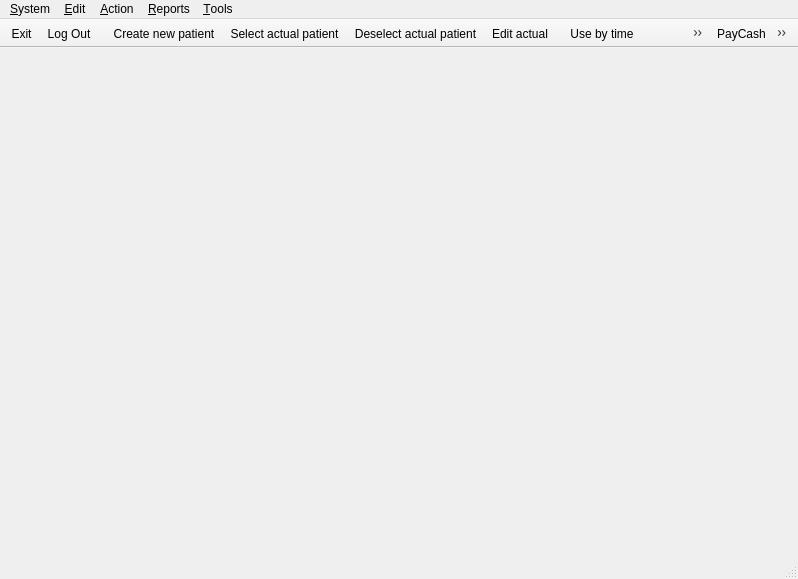
Old version of the form client/wndmain.ui in the repository tbikfalvi/Belenus.
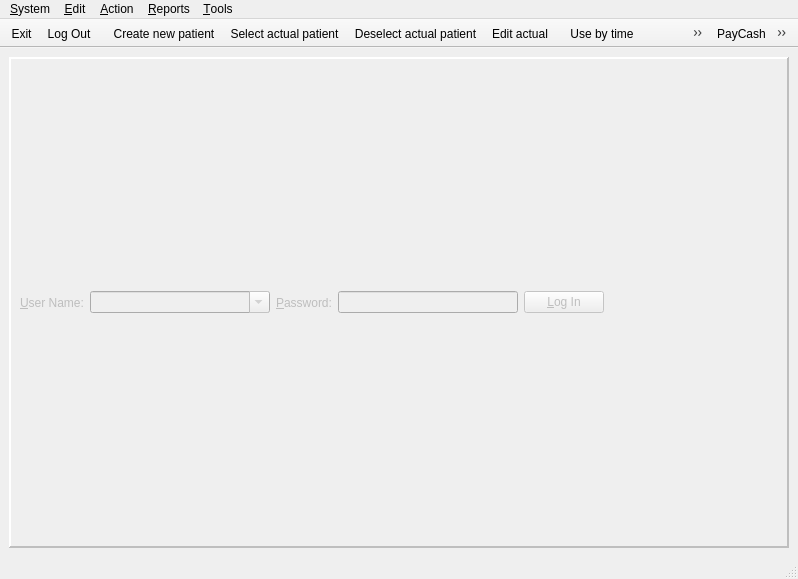
New version of the form.

```diff
--- a/client/wndmain.ui
+++ b/client/wndmain.ui
@@ -14,7 +14,104 @@
    <string>Belenus</string>
   </property>
   <widget class="QWidget" name="centralwidget">
-   <layout class="QVBoxLayout" name="verticalLayout"/>
+   <layout class="QVBoxLayout" name="verticalLayout">
+    <item>
+     <widget class="QFrame" name="frmLogin">
+      <property name="enabled">
+       <bool>false</bool>
+      </property>
+      <property name="frameShape">
+       <enum>QFrame::Panel</enum>
+      </property>
+      <property name="frameShadow">
+       <enum>QFrame::Raised</enum>
+      </property>
+      <property name="lineWidth">
+       <number>2</number>
+      </property>
+      <layout class="QHBoxLayout" name="horizontalLayout">
+       <item>
+        <widget class="QLabel" name="lblName">
+         <property name="text">
+          <string>&amp;User Name:</string>
+         </property>
+         <property name="buddy">
+          <cstring>cmbName</cstring>
+         </property>
+        </widget>
+       </item>
+       <item>
+        <widget class="QComboBox" name="cmbName">
+         <property name="minimumSize">
+          <size>
+           <width>180</width>
+           <height>0</height>
+          </size>
+         </property>
+         <property name="editable">
+          <bool>true</bool>
+         </property>
+        </widget>
+       </item>
+       <item>
+        <widget class="QLabel" name="lblPassword">
+         <property name="text">
+          <string>&amp;Password:</string>
+         </property>
+         <property name="buddy">
+          <cstring>ledPassword</cstring>
+         </property>
+        </widget>
+       </item>
+       <item>
+        <widget class="QLineEdit" name="ledPassword">
+         <property name="minimumSize">
+          <size>
+           <width>180</width>
+           <height>0</height>
+          </size>
+         </property>
+         <property name="maximumSize">
+          <size>
+           <width>180</width>
+           <height>16777215</height>
+          </size>
+         </property>
+         <property name="echoMode">
+          <enum>QLineEdit::Password</enum>
+         </property>
+        </widget>
+       </item>
+       <item>
+        <widget class="QPushButton" name="pbLogin">
+         <property name="text">
+          <string>&amp;Log In</string>
+         </property>
+         <property name="iconSize">
+          <size>
+           <width>20</width>
+           <height>20</height>
+          </size>
+         </property>
+        </widget>
+       </item>
+       <item>
+        <spacer name="horizontalSpacer">
+         <property name="orientation">
+          <enum>Qt::Horizontal</enum>
+         </property>
+         <property name="sizeHint" stdset="0">
+          <size>
+           <width>400</width>
+           <height>20</height>
+          </size>
+         </property>
+        </spacer>
+       </item>
+      </layout>
+     </widget>
+    </item>
+   </layout>
   </widget>
   <widget class="QMenuBar" name="menubar">
    <property name="geometry">
```
Left out of the diff: 4 changed lines with no effect on the pictures.
